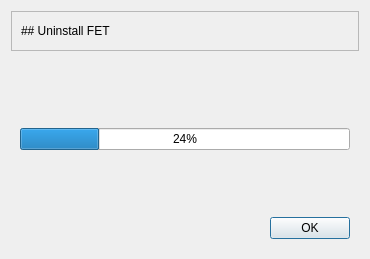
Qt form uninstaller/uninstaller.ui (gradgrind/fetinstaller) before a commit.
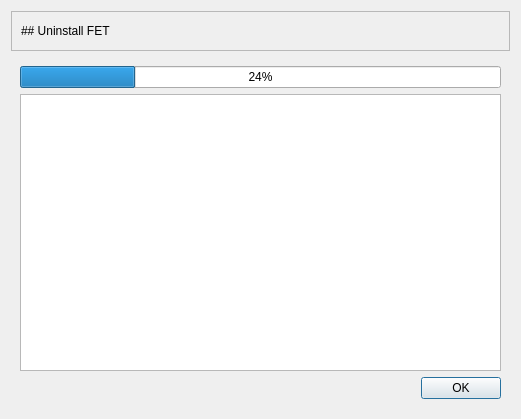
The same form after that commit. The open tabs and pages were chosen to show the change. Icons and pictures are not drawn.

```diff
--- a/uninstaller/uninstaller.ui
+++ b/uninstaller/uninstaller.ui
@@ -6,8 +6,8 @@
    <rect>
     <x>0</x>
     <y>0</y>
-    <width>370</width>
-    <height>259</height>
+    <width>521</width>
+    <height>419</height>
    </rect>
   </property>
   <property name="windowTitle">
@@ -86,19 +86,6 @@
      </widget>
      <widget class="QWidget" name="page_2">
       <layout class="QVBoxLayout" name="verticalLayout_2">
-       <item>
-        <spacer name="verticalSpacer_3">
-         <property name="orientation">
-          <enum>Qt::Orientation::Vertical</enum>
-         </property>
-         <property name="sizeHint" stdset="0">
-          <size>
-           <width>20</width>
-           <height>42</height>
-          </size>
-         </property>
-        </spacer>
-       </item>
        <item>
         <widget class="QProgressBar" name="uninstallProgress">
          <property name="value">
@@ -107,17 +94,7 @@
         </widget>
        </item>
        <item>
-        <spacer name="verticalSpacer_2">
-         <property name="orientation">
-          <enum>Qt::Orientation::Vertical</enum>
-         </property>
-         <property name="sizeHint" stdset="0">
-          <size>
-           <width>20</width>
-           <height>42</height>
-          </size>
-         </property>
-        </spacer>
+        <widget class="QPlainTextEdit" name="output"/>
        </item>
        <item>
         <widget class="QDialogButtonBox" name="buttonBox_2">
```
Left out of the diff: 2 changed lines with no effect on the pictures.
